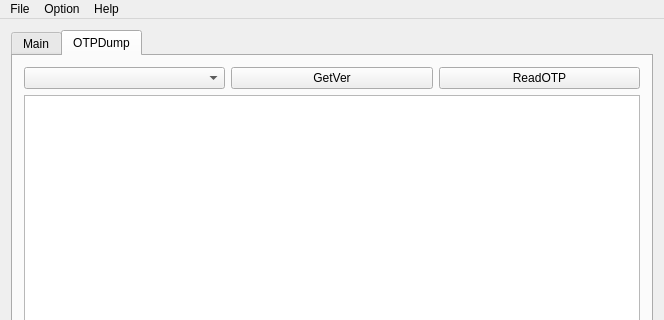
fanmuzhi/huangpu, file Huangpu/fps_testexecutive.ui: the form before one commit; both pictures show x 0 to 664 and y 0 to 320 of the 664 by 710 pixel window.
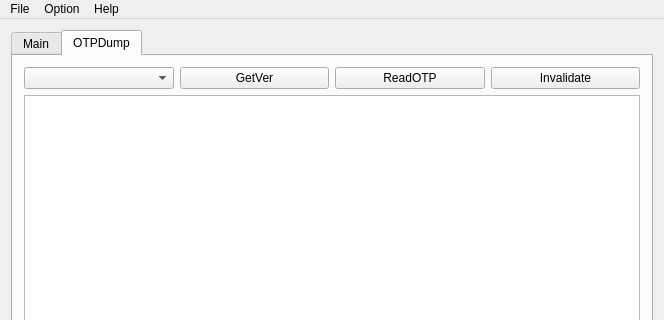
The form after the commit. The open tabs and pages were chosen to show the change.

The edit to the form file:
```diff
--- a/Huangpu/fps_testexecutive.ui
+++ b/Huangpu/fps_testexecutive.ui
@@ -132,6 +132,13 @@
             </property>
            </widget>
           </item>
+          <item>
+           <widget class="QPushButton" name="pushButtonInvalidate">
+            <property name="text">
+             <string>Invalidate</string>
+            </property>
+           </widget>
+          </item>
          </layout>
         </item>
         <item>
```
Left out of the diff: 2 changed lines with no effect on the pictures.
